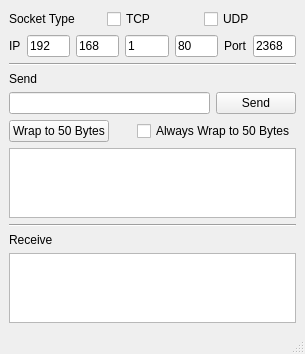
This is network_interface_debugger/main_window.ui in iamkevinzhao/ce30_debuggers as Qt 5 draws it before an edit. The edited form follows.
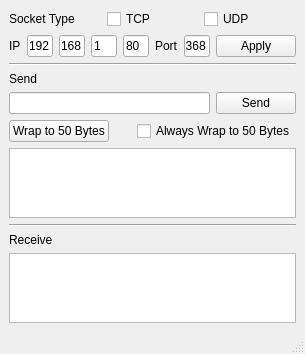
This is the edited form.

Commit message: Add IP-Port apply button

The edit to the form file:
```diff
--- a/network_interface_debugger/main_window.ui
+++ b/network_interface_debugger/main_window.ui
@@ -7,7 +7,7 @@
     <x>0</x>
     <y>0</y>
     <width>305</width>
-    <height>281</height>
+    <height>309</height>
    </rect>
   </property>
   <property name="windowTitle">
@@ -200,6 +200,13 @@
         </property>
        </widget>
       </item>
+      <item>
+       <widget class="QPushButton" name="IPPortApplyPushButton">
+        <property name="text">
+         <string>Apply</string>
+        </property>
+       </widget>
+      </item>
      </layout>
     </item>
    </layout>
```
The commit also changes 3 other files.
